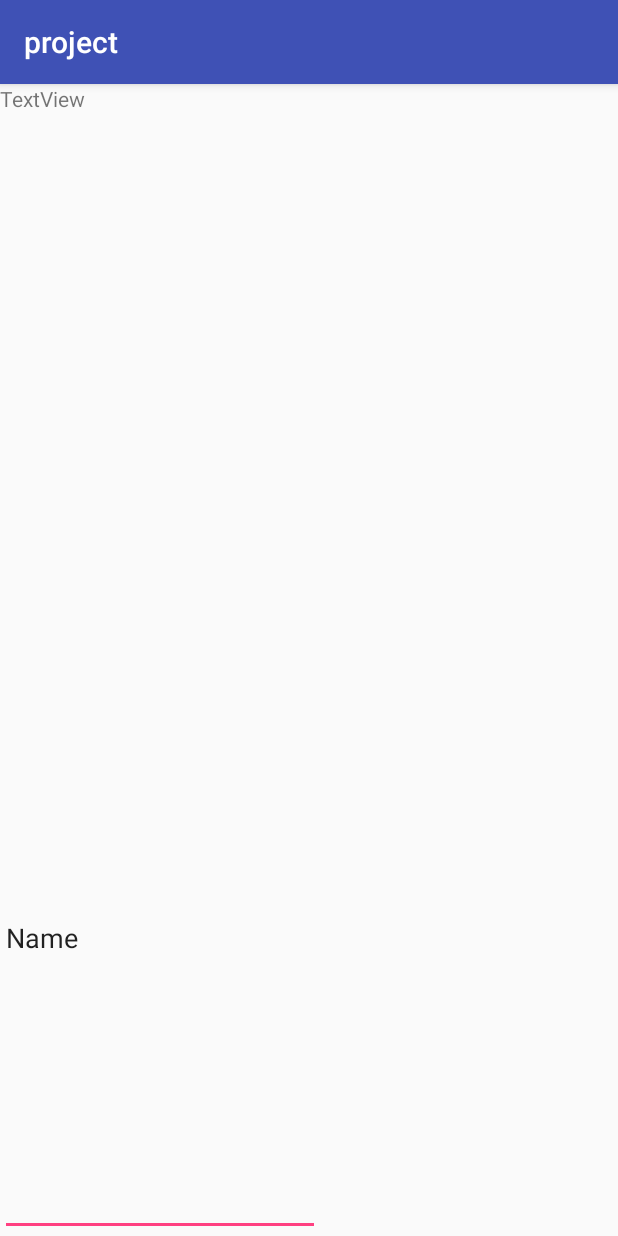
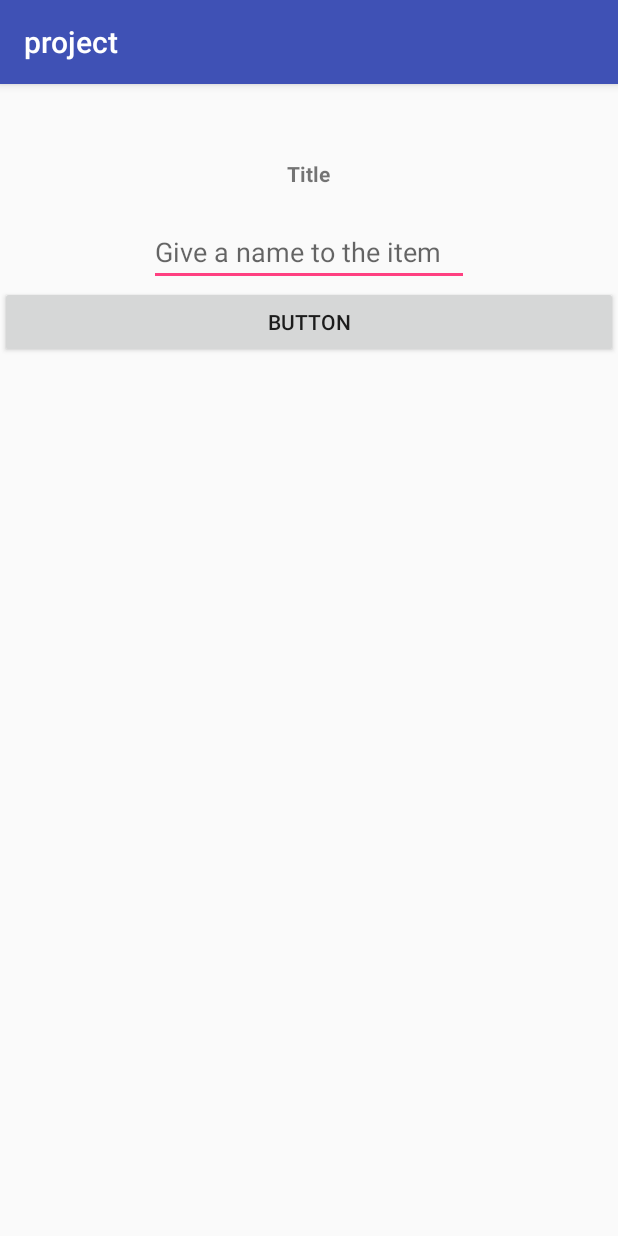
Before and after one commit to zcbmlijygrdwa/paperTown, an Android app: the newTown screen opened directly, with no data from a screen before it, after a tap on "Add Title", on a phone screen of 412 x 824 dp. Run offline under Robolectric (Android 15) with nearby library versions, the phone set to English and light mode, and no system bars.

Commit message:
add passing data between activities - startActivityForResult

```diff
--- a/app/src/main/java/zhenyuyang/cec150/ece/ucsb/edu/project/NewTitleActivity.java
+++ b/app/src/main/java/zhenyuyang/cec150/ece/ucsb/edu/project/NewTitleActivity.java
@@ -1,7 +1,16 @@
 package zhenyuyang.cec150.ece.ucsb.edu.project;
 
+import android.app.ActionBar;
+import android.app.Activity;
+import android.content.Intent;
 import android.support.v7.app.AppCompatActivity;
 import android.os.Bundle;
+import android.util.Log;
+import android.view.Menu;
+import android.view.MenuInflater;
+import android.view.View;
+import android.widget.Button;
+import android.widget.EditText;
 
 public class NewTitleActivity extends AppCompatActivity {
 
@@ -9,5 +18,38 @@ public class NewTitleActivity extends AppCompatActivity {
     protected void onCreate(Bundle savedInstanceState) {
         super.onCreate(savedInstanceState);
         setContentView(R.layout.activity_new_title);
+//        getSupportActionBar().setHomeButtonEnabled(true);
+//        getSupportActionBar().setDisplayShowTitleEnabled(false);
+
+        final EditText ed = (EditText) findViewById(R.id.editText_newtitle);
+
+        Button button = (Button) findViewById(R.id.button_newtitle);
+        button.setOnClickListener(new View.OnClickListener() {
+
+            public void onClick(View v) {
+                // TODO Auto-generated method stub
+                Intent returnIntent = new Intent();
+                returnIntent.putExtra("result",ed.getText().toString());
+                Log.i("ed","text = "+ed.getText().toString());
+                setResult(Activity.RESULT_OK,returnIntent);
+                finish();
+
+
+                //if don't want to return data:
+//                Intent returnIntent = new Intent();
+//                setResult(Activity.RESULT_CANCELED, returnIntent);
+//                finish();
+
+            }
+        });
+
     }
+    @Override
+    public boolean onCreateOptionsMenu(Menu menu) {
+
+//        MenuInflater inflater = getMenuInflater();
+//        inflater.inflate(R.menu.menu_newtown, menu);  //apply the customized menu
+        return true;
+    }
+
 }
--- a/app/src/main/java/zhenyuyang/cec150/ece/ucsb/edu/project/newTown.java
+++ b/app/src/main/java/zhenyuyang/cec150/ece/ucsb/edu/project/newTown.java
@@ -1,5 +1,6 @@
 package zhenyuyang.cec150.ece.ucsb.edu.project;
 
+import android.app.Activity;
 import android.content.Context;
 import android.content.Intent;
 import android.graphics.Color;
@@ -24,6 +25,7 @@ import java.util.List;
 import static android.provider.AlarmClock.EXTRA_MESSAGE;
 
 public class newTown extends AppCompatActivity {
+final int PICK_CONTACT_REQUEST = 999;
 
     @Override
     protected void onCreate(Bundle savedInstanceState) {
@@ -93,8 +95,10 @@ public class newTown extends AppCompatActivity {
                 if(position==0){
                     Intent intent = new Intent(getApplicationContext(), NewTitleActivity.class);
                     intent.putExtra(EXTRA_MESSAGE, "asdf");
-                    startActivity(intent);
+                    //startActivity(intent);
+                    startActivityForResult(intent, PICK_CONTACT_REQUEST);
                     overridePendingTransition(R.anim.trans_left_in, R.anim.trans_left_out);
+                    //finish();// kill current activity
                 }
 
 
@@ -103,6 +107,26 @@ public class newTown extends AppCompatActivity {
         });
 
 
+    }
+
+    @Override
+    protected void onActivityResult(int requestCode, int resultCode, Intent data) {
+        // Check which request we're responding to
+        String result=data.getStringExtra("result");
+        Log.i("onActivityResult","result = "+result);
+        if (requestCode == PICK_CONTACT_REQUEST) {
+            // Make sure the request was successful
+            if (resultCode == RESULT_OK) {
+                // The user picked a contact.
+                // The Intent's data Uri identifies which contact was selected.
+
+                // Do something with the contact here (bigger example below)
+            }
+
+            if (resultCode == Activity.RESULT_CANCELED) {
+                //Write your code if there's no result
+            }
+        }
     }
 
 
--- a/app/src/main/res/layout/activity_new_title.xml
+++ b/app/src/main/res/layout/activity_new_title.xml
@@ -3,8 +3,10 @@
     xmlns:app="http://schemas.android.com/apk/res-auto"
     xmlns:tools="http://schemas.android.com/tools"
     android:layout_width="match_parent"
-    android:layout_height="match_parent"
+    android:layout_height="wrap_content"
     android:orientation="vertical"
+
+    android:gravity="center"
     tools:context="zhenyuyang.cec150.ece.ucsb.edu.project.NewTitleActivity">
 
     <TextView
@@ -12,16 +14,26 @@
         android:layout_width="wrap_content"
         android:layout_height="wrap_content"
         android:layout_weight="1"
-        android:text="TextView" />
+        android:paddingBottom="20sp"
+        android:paddingTop="50sp"
+        android:text="Title"
+        android:textStyle="bold"/>
 
     <EditText
-        android:id="@+id/editText"
+        android:id="@+id/editText_newtitle"
         android:layout_width="wrap_content"
         android:layout_height="wrap_content"
         android:layout_weight="1"
         android:ems="10"
         android:inputType="textPersonName"
-        android:text="Name" />
+        android:hint="Give a name to the item   " />
+
+    <Button
+        android:id="@+id/button_newtitle"
+        android:layout_width="match_parent"
+        android:layout_height="wrap_content"
+        android:layout_weight="1"
+        android:text="Button" />
 
 
 </LinearLayout>
--- /dev/null
+++ b/app/src/main/res/menu/menu_newtown.xml
@@ -0,0 +1,15 @@
+<?xml version="1.0" encoding="utf-8"?>
+<menu xmlns:android="http://schemas.android.com/apk/res/android"
+    xmlns:tools="http://schemas.android.com/tools"
+    xmlns:app="http://schemas.android.com/apk/res-auto"
+    tools:context="zhenyuyang.cec150.ece.ucsb.edu.project.NewTitleActivity">
+
+    <item android:id="@+id/action_search"
+        android:icon="@drawable/test_marker"
+        android:title="@string/app_name"
+        app:showAsAction="ifRoom"
+
+        android:orderInCategory="1"
+        android:menuCategory="secondary"/>
+
+</menu>
```
